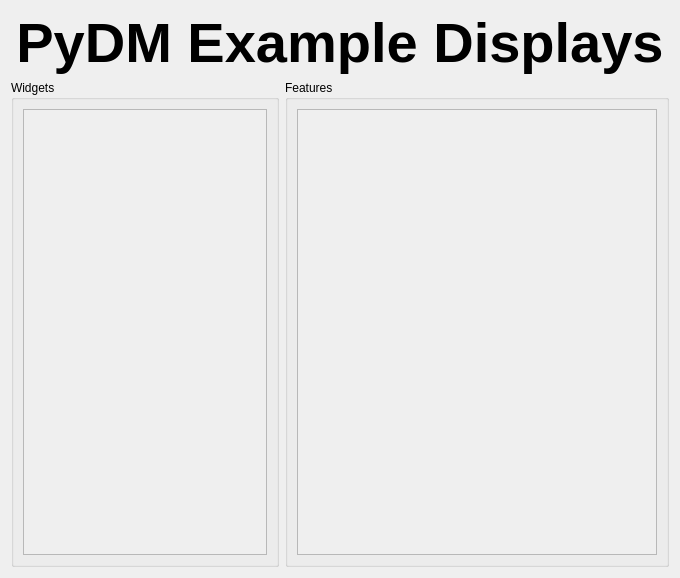
Above: examples/home.ui from slaclab/pydm before the change. Below: the same form after it.
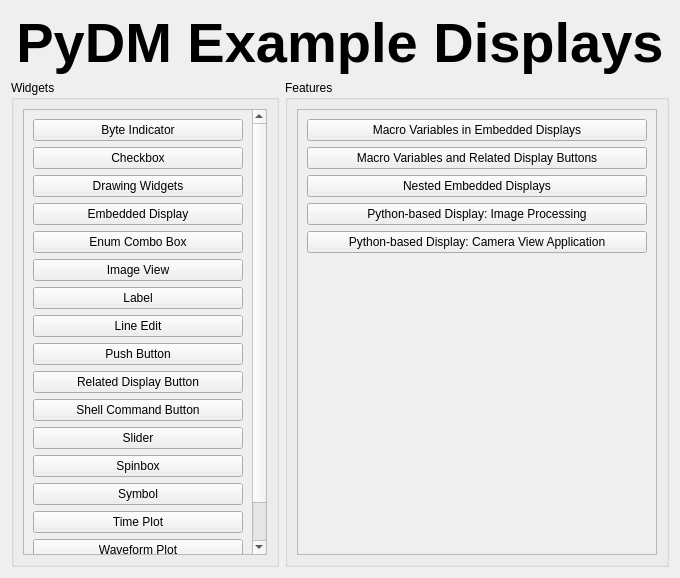
That is the form after the change. Custom widgets are drawn as their Qt base class.

Commit message:
ENH: Open in Designer now also opens the PY file associated with the screen. (#187)
* ENH: Open in Designer now also opens the PY file associated with the screen.

* ENH: Changing the Menu text accordingly for Open in Editor and Text Editor as suggested by @mgibbs.
FIX: We cant use 'intelclass' as a generic name when loading files, this was causing problems with Open File. Changed to uuid.uuid4()

* ENH: Adding better way to find the QT Binary location thanks to @mgibbs

The edit to the form file:
```diff
--- a/examples/home.ui
+++ b/examples/home.ui
@@ -76,8 +76,8 @@
             <rect>
              <x>0</x>
              <y>0</y>
-             <width>216</width>
-             <height>782</height>
+             <width>213</width>
+             <height>560</height>
             </rect>
            </property>
            <layout class="QVBoxLayout" name="verticalLayout_3">
@@ -436,7 +436,7 @@
             <rect>
              <x>0</x>
              <y>0</y>
-             <width>358</width>
+             <width>366</width>
              <height>443</height>
             </rect>
            </property>
@@ -581,7 +581,7 @@
  <customwidgets>
   <customwidget>
    <class>PyDMRelatedDisplayButton</class>
-   <extends>QFrame</extends>
+   <extends>QPushButton</extends>
    <header>pydm.widgets.related_display_button</header>
   </customwidget>
  </customwidgets>
```
Left out of the diff: 44 changed lines with no effect on the pictures. The commit also changes 4 other files.
